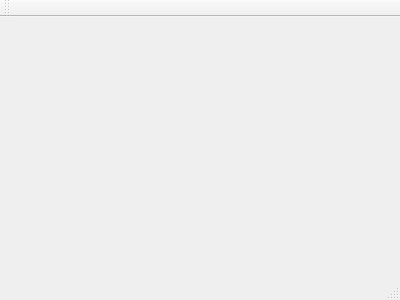
The window that ui/mainwindow.ui (Karethoth/GameOfLife) describes before a commit, drawn with Qt 5.
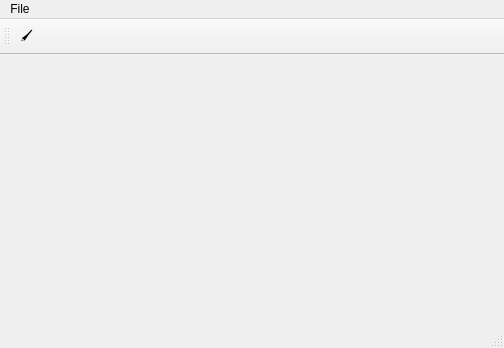
The same window after the commit.

Commit message: 2d-rendering works, testing various UI elements

What changed in the file:
```diff
--- a/ui/mainwindow.ui
+++ b/ui/mainwindow.ui
@@ -1,24 +1,85 @@
 <ui version="4.0">
  <class>MainWindow</class>
- <widget class="QMainWindow" name="MainWindow" >
-  <property name="geometry" >
+ <widget class="QMainWindow" name="MainWindow">
+  <property name="geometry">
    <rect>
     <x>0</x>
     <y>0</y>
-    <width>400</width>
-    <height>300</height>
+    <width>504</width>
+    <height>348</height>
    </rect>
   </property>
   <property name="windowTitle" >
    <string>MainWindow</string>
   </property>
-  <widget class="QMenuBar" name="menuBar" />
-  <widget class="QToolBar" name="mainToolBar" />
-  <widget class="QWidget" name="centralWidget" />
-  <widget class="QStatusBar" name="statusBar" />
+  <widget class="QWidget" name="centralWidget">
+   <property name="sizePolicy">
+    <sizepolicy hsizetype="Preferred" vsizetype="Preferred">
+     <horstretch>1</horstretch>
+     <verstretch>1</verstretch>
+    </sizepolicy>
+   </property>
+   <property name="sizeIncrement">
+    <size>
+     <width>1</width>
+     <height>1</height>
+    </size>
+   </property>
+   <property name="toolTip">
+    <string/>
+   </property>
+   <property name="statusTip">
+    <string>centralWidget</string>
+   </property>
+   <property name="autoFillBackground">
+    <bool>true</bool>
+   </property>
+  </widget>
+  <widget class="QMenuBar" name="menuBar">
+   <property name="geometry">
+    <rect>
+     <x>0</x>
+     <y>0</y>
+     <width>504</width>
+     <height>22</height>
+    </rect>
+   </property>
+   <widget class="QMenu" name="menuGame_of_Life">
+    <property name="title">
+     <string>File</string>
+    </property>
+    <addaction name="actionExit"/>
+   </widget>
+   <addaction name="menuGame_of_Life"/>
+  </widget>
+  <widget class="QToolBar" name="mainToolBar">
+   <attribute name="toolBarArea">
+    <enum>TopToolBarArea</enum>
+   </attribute>
+   <attribute name="toolBarBreak">
+    <bool>false</bool>
+   </attribute>
+   <addaction name="actionTogglePaint"/>
+  </widget>
+  <widget class="QStatusBar" name="statusBar"/>
+  <action name="actionExit">
+   <property name="text">
+    <string>Exit</string>
+   </property>
+  </action>
+  <action name="actionTogglePaint">
+   <property name="checkable">
+    <bool>true</bool>
+   </property>
+   <property name="text">
+    <string>🖌 </string>
+   </property>
+   <property name="toolTip">
+    <string>Toggle cell painting</string>
+   </property>
+  </action>
  </widget>
- <layoutDefault spacing="6" margin="11" />
- <pixmapfunction></pixmapfunction>
+ <layoutdefault spacing="6" margin="11"/>
  <resources/>
  <connections/>
 </ui>
```
Left out of the diff: 3 changed lines with no effect on the pictures. The commit also changes 5 other files.
